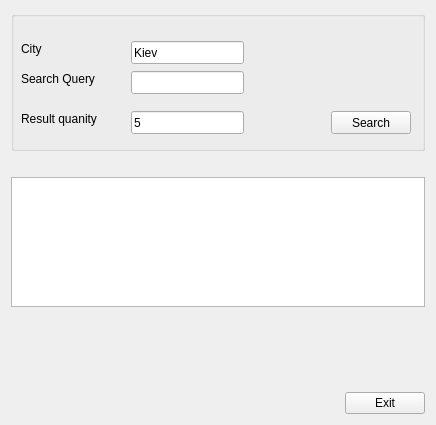
The window that uis/select_groups.ui (ozeron/messenger) describes before a commit, drawn with Qt 5.
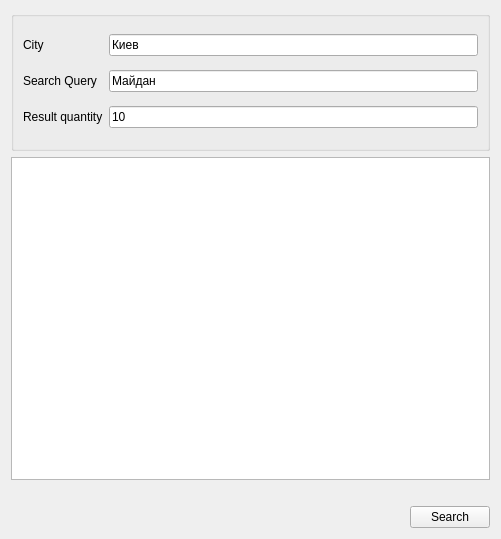
The same window after the commit.

Commit message:
Enhanced GroupSelection dialog
- change QTextEdit to QTableWidget
- add grid layout to form
- edited layout for better UI experience
- remove redundant Exit button
- etc

Diff of the .ui file:
```diff
--- a/uis/select_groups.ui
+++ b/uis/select_groups.ui
@@ -6,27 +6,14 @@
    <rect>
     <x>0</x>
     <y>0</y>
-    <width>436</width>
-    <height>425</height>
+    <width>501</width>
+    <height>539</height>
    </rect>
   </property>
   <property name="windowTitle">
    <string>Select groups by location filter</string>
   </property>
-  <layout class="QVBoxLayout" name="verticalLayout" stretch="0,0,0,0,0,0">
-   <item>
-    <spacer name="verticalSpacer_2">
-     <property name="orientation">
-      <enum>Qt::Vertical</enum>
-     </property>
-     <property name="sizeHint" stdset="0">
-      <size>
-       <width>20</width>
-       <height>40</height>
-      </size>
-     </property>
-    </spacer>
-   </item>
+  <layout class="QVBoxLayout" name="verticalLayout" stretch="0,1,0,0">
    <item>
     <widget class="QGroupBox" name="groupBox">
      <property name="minimumSize">
@@ -38,108 +25,54 @@
      <property name="title">
       <string/>
      </property>
-     <widget class="QLabel" name="lblCity">
-      <property name="geometry">
-       <rect>
-        <x>10</x>
-        <y>30</y>
-        <width>59</width>
-        <height>15</height>
-       </rect>
-      </property>
-      <property name="text">
-       <string>City</string>
-      </property>
-     </widget>
-     <widget class="QLabel" name="lblSearchQuery">
-      <property name="geometry">
-       <rect>
-        <x>10</x>
-        <y>60</y>
-        <width>91</width>
-        <height>16</height>
-       </rect>
-      </property>
-      <property name="text">
-       <string>Search Query</string>
-      </property>
-     </widget>
-     <widget class="QLineEdit" name="editCity">
-      <property name="geometry">
-       <rect>
-        <x>120</x>
-        <y>30</y>
-        <width>113</width>
-        <height>23</height>
-       </rect>
-      </property>
-      <property name="text">
-       <string>Kiev</string>
-      </property>
-     </widget>
-     <widget class="QLineEdit" name="editQuery">
-      <property name="geometry">
-       <rect>
-        <x>120</x>
-        <y>60</y>
-        <width>113</width>
-        <height>23</height>
-       </rect>
-      </property>
-     </widget>
-     <widget class="QPushButton" name="btnSearch">
-      <property name="geometry">
-       <rect>
-        <x>320</x>
-        <y>100</y>
-        <width>80</width>
-        <height>23</height>
-       </rect>
-      </property>
-      <property name="text">
-       <string>Search</string>
-      </property>
-     </widget>
-     <widget class="QLabel" name="lblResultQuanity">
-      <property name="geometry">
-       <rect>
-        <x>10</x>
-        <y>100</y>
-        <width>101</width>
-        <height>16</height>
-       </rect>
-      </property>
-      <property name="text">
-       <string>Result quanity</string>
-      </property>
-     </widget>
-     <widget class="QLineEdit" name="editQuanity">
-      <property name="geometry">
-       <rect>
-        <x>120</x>
-        <y>100</y>
-        <width>113</width>
-        <height>23</height>
-       </rect>
-      </property>
-      <property name="text">
-       <string>5</string>
-      </property>
-     </widget>
+     <layout class="QGridLayout" name="gridLayout_2">
+      <item row="3" column="1">
+       <widget class="QLineEdit" name="editQuanity">
+        <property name="text">
+         <string>10</string>
+        </property>
+       </widget>
+      </item>
+      <item row="3" column="0">
+       <widget class="QLabel" name="lblResultQuanity">
+        <property name="text">
+         <string>Result quantity</string>
+        </property>
+       </widget>
+      </item>
+      <item row="2" column="1">
+       <widget class="QLineEdit" name="editQuery">
+        <property name="text">
+         <string>Майдан</string>
+        </property>
+       </widget>
+      </item>
+      <item row="2" column="0">
+       <widget class="QLabel" name="lblSearchQuery">
+        <property name="text">
+         <string>Search Query</string>
+        </property>
+       </widget>
+      </item>
+      <item row="0" column="0">
+       <widget class="QLabel" name="lblCity">
+        <property name="text">
+         <string>City</string>
+        </property>
+       </widget>
+      </item>
+      <item row="0" column="1">
+       <widget class="QLineEdit" name="editCity">
+        <property name="text">
+         <string>Киев</string>
+        </property>
+       </widget>
+      </item>
+     </layout>
     </widget>
    </item>
    <item>
-    <widget class="QLabel" name="lblMessage">
-     <property name="text">
-      <string/>
-     </property>
-     <property name="alignment">
-      <set>Qt::AlignCenter</set>
-     </property>
-    </widget>
-   </item>
-   <item>
-    <widget class="QTextEdit" name="editResult"/>
+    <widget class="QTableWidget" name="vwvGroups"/>
    </item>
    <item>
     <spacer name="verticalSpacer">
@@ -149,7 +82,7 @@
      <property name="sizeHint" stdset="0">
       <size>
        <width>20</width>
-       <height>140</height>
+       <height>20</height>
       </size>
      </property>
     </spacer>
@@ -170,9 +103,9 @@
       </spacer>
      </item>
      <item>
-      <widget class="QPushButton" name="btnExit">
+      <widget class="QPushButton" name="btnSearch">
        <property name="text">
-        <string>Exit</string>
+        <string>Search</string>
        </property>
       </widget>
      </item>
```
Left out of the diff: 21 changed lines with no effect on the pictures. The commit also changes 1 other file.
